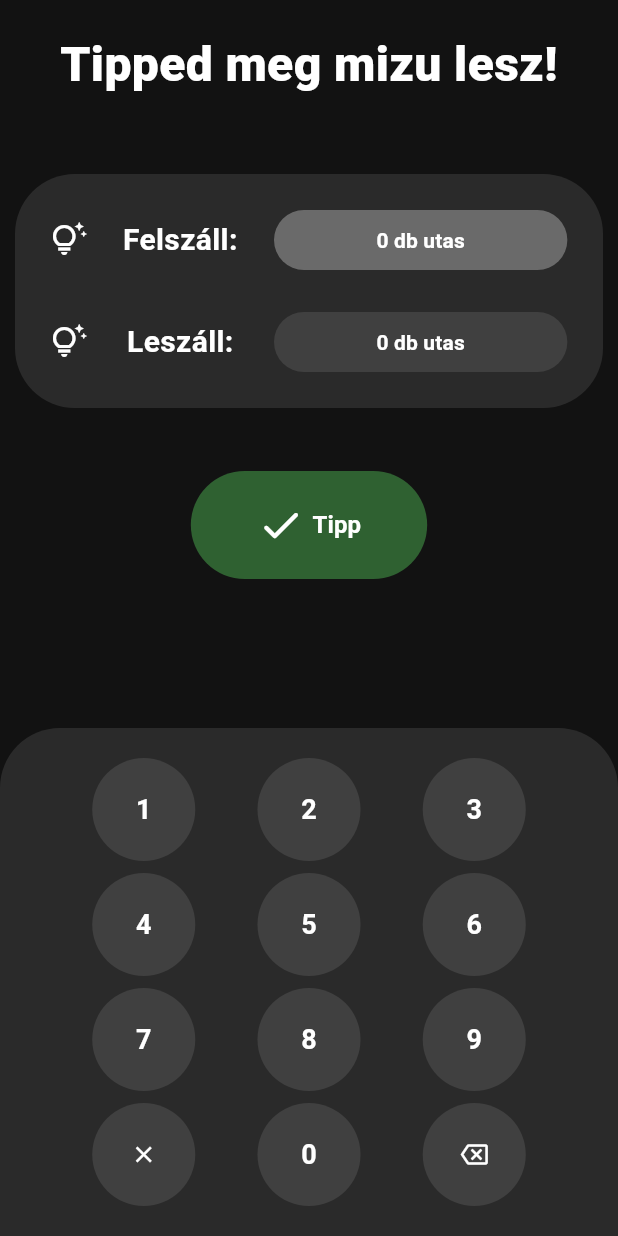
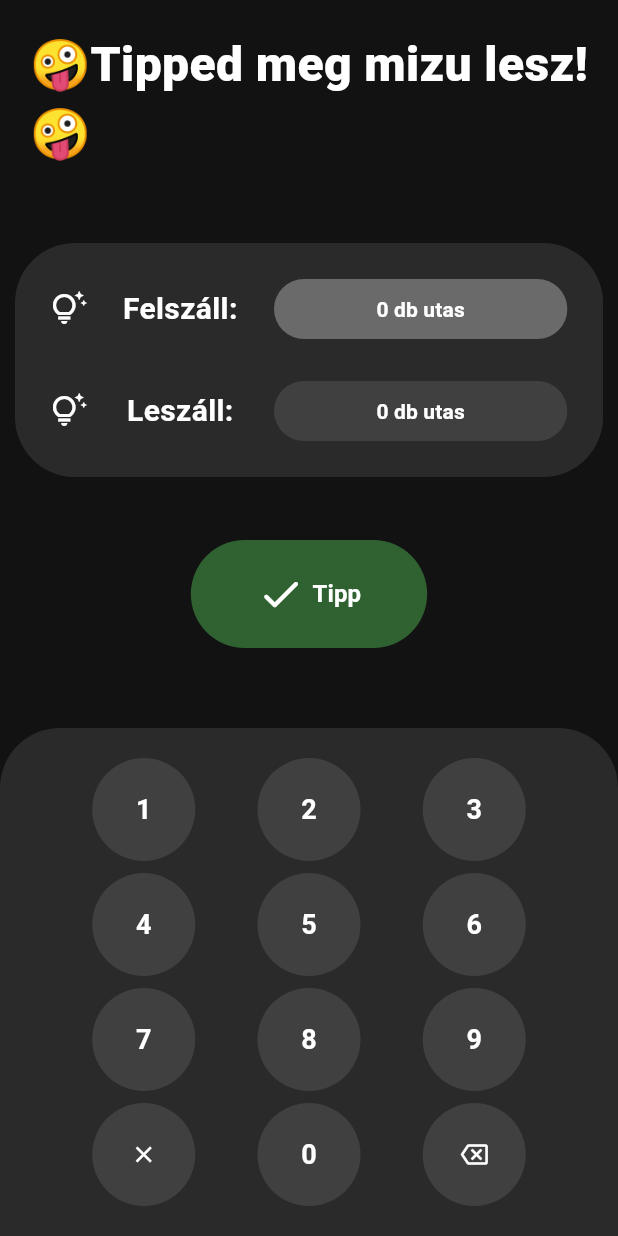
Before and after one commit to domedav/BuszMix, a Flutter app: the screen it shows after launch, on a phone screen of 412 x 824 dp. Run offline on Flutter 3.47's test engine with Material 3 defaults, Android fonts, the phone set to English and light mode, and no system bars; our stand-ins replace shared_preferences; Roboto replaces fonts that are missing (Noto Color Emoji).

Commit message:
state save, emojis

```diff
--- /dev/null
+++ b/lib/emojirich_text.dart
@@ -0,0 +1,67 @@
+import 'package:flutter/material.dart';
+
+class EmojiRichText extends StatelessWidget {
+  final String text;
+  final TextStyle defaultStyle;
+  final TextStyle emojiStyle;
+  const EmojiRichText({super.key, required this.text, required this.defaultStyle, required this.emojiStyle});
+
+  List<EmojiRichTextHelper> getSeparatedText(){
+    List<EmojiRichTextHelper> construct = [];
+    final chars = text.characters;
+
+    bool flip = false;
+    String str = "";
+
+    for (var char in chars){
+      if(flip ? isEmoji(char) : !isEmoji(char)){
+        str += char;
+      }
+      else{
+        construct.add(EmojiRichTextHelper(text: str, isEmoji: flip));
+        str = "";
+        flip = !flip;
+
+        str += char;
+      }
+    }
+    if(str.isNotEmpty){
+      construct.add(EmojiRichTextHelper(text: str, isEmoji: flip));
+    }
+
+    return construct;
+  }
+
+  @override
+  Widget build(BuildContext context) {
+    final List<TextSpan> textSpans = [];
+    final textHelper = getSeparatedText();
+
+
+    for(var txtHelper in textHelper){
+      textSpans.add(TextSpan(
+        text: txtHelper.text,
+        style: txtHelper.isEmoji ? emojiStyle : defaultStyle,
+      ));
+    }
+
+    return Text.rich(
+        TextSpan(
+            children: textSpans
+        )
+    );
+  }
+
+  // Check if the given Unicode code points represent an emoji
+  bool isEmoji(String str){
+    final hungarianAndAsciiRegex = RegExp(r"[\x00-\x7FáéíóöőúüűÁÉÍÓÖŐÚÜŰ]");
+
+    return !hungarianAndAsciiRegex.hasMatch(str);
+  }
+}
+
+class EmojiRichTextHelper{
+  final String text;
+  final bool isEmoji;
+  const EmojiRichTextHelper({required this.text, required this.isEmoji});
+}
--- a/lib/mainscreen.dart
+++ b/lib/mainscreen.dart
@@ -6,6 +6,8 @@ import 'package:flutter/material.dart';
 import 'package:flutter/services.dart';
 import 'package:flutter/widgets.dart';
 import 'package:shared_preferences/shared_preferences.dart';
+
+import 'emojirich_text.dart';
 
 class MainScreen extends StatefulWidget {
   const MainScreen({super.key});
@@ -37,8 +39,10 @@ class _MainScreenState extends State<MainScreen>{
 
     Future.delayed(Duration.zero, ()async{
       final num = await getInt('guessStreak');
+      final num2 = await getInt('showBlur');
       setState(() {
         guessStreak = num ?? 0;
+        showBlur = num2 == null || num2 == 0 ? false : true;
       });
     });
   }
@@ -48,6 +52,7 @@ class _MainScreenState extends State<MainScreen>{
     setState(() {
       showBlur = true;
     });
+    saveInt('showBlur', 1);
   }
 
   void mixGuessResult(bool win){
@@ -58,6 +63,7 @@ class _MainScreenState extends State<MainScreen>{
       guessLeaves = 0;
       guessEnters = 0;
       showBlur = false;
+      saveInt('showBlur', 0);
       if(win){
         guessStreak++;
         saveInt('guessStreak', guessStreak);
@@ -136,12 +142,15 @@ class _MainScreenState extends State<MainScreen>{
                         const Center(
                           child: Padding(
                             padding: EdgeInsets.all(20),
-                            child: Text(
-                              'Tipped meg mizu lesz!',
-                              textAlign: TextAlign.center,
-                              style: TextStyle(
-                                fontSize: 32,
-                                fontWeight: FontWeight.w900
+                            child: EmojiRichText(
+                              text: '🤪Tipped meg mizu lesz!🤪',
+                              defaultStyle: TextStyle(
+                                fontWeight: FontWeight.w900,
+                                fontSize: 32.0,
+                              ),
+                              emojiStyle: TextStyle(
+                                  fontSize: 32.0,
+                                  fontFamily: "Noto Color Emoji"
                               ),
                             ),
                           ),
@@ -201,13 +210,17 @@ class _MainScreenState extends State<MainScreen>{
                           visible: guessStreak > 0,
                           child: Padding(
                             padding: const EdgeInsets.symmetric(vertical: 12, horizontal: 15),
-                            child: Text(
-                              'Tipp streak: $guessStreak',
-                              textAlign: TextAlign.center,
-                              style: const TextStyle(
+                            child: EmojiRichText(
+                              text: '🔥 Tipp streak: $guessStreak 🔥',
+                              defaultStyle: const TextStyle(
                                 color: Colors.orangeAccent,
-                                fontSize: 22,
-                                fontWeight: FontWeight.w800
+                                fontWeight: FontWeight.w800,
+                                fontSize: 22.0,
+                              ),
+                              emojiStyle: const TextStyle(
+                                  color: Colors.orangeAccent,
+                                  fontSize: 22.0,
+                                  fontFamily: "Noto Color Emoji"
                               ),
                             ),
                           ),
@@ -244,12 +257,15 @@ class _MainScreenState extends State<MainScreen>{
                     crossAxisAlignment: CrossAxisAlignment.center,
                     mainAxisSize: MainAxisSize.min,
                     children: [
-                      const Text(
-                        'Na, bejött?',
-                        textAlign: TextAlign.center,
-                        style: TextStyle(
+                      const EmojiRichText(
+                        text: '🙉 Na bejött? 🫣',
+                        defaultStyle: TextStyle(
                           fontWeight: FontWeight.w800,
-                          fontSize: 32
+                          fontSize: 32.0,
+                        ),
+                        emojiStyle: TextStyle(
+                            fontSize: 32.0,
+                            fontFamily: "Noto Color Emoji"
                         ),
                       ),
                       const SizedBox(height: 30),
@@ -261,7 +277,7 @@ class _MainScreenState extends State<MainScreen>{
                           const Icon(Icons.tips_and_updates_rounded),
                           const SizedBox(width: 8),
                           Text(
-                            'Felszáll: $guessEnters ember',
+                            'Felszállt: $guessEnters ember',
                             textAlign: TextAlign.center,
                             style: const TextStyle(
                                 fontSize: 14,
@@ -279,7 +295,7 @@ class _MainScreenState extends State<MainScreen>{
                           const Icon(Icons.tips_and_updates_rounded),
                           const SizedBox(width: 8),
                           Text(
-                            'Leszáll: $guessLeaves ember',
+                            'Leszállt: $guessLeaves ember',
                             textAlign: TextAlign.center,
                             style: const TextStyle(
                                 fontSize: 14,
@@ -307,14 +323,17 @@ class _MainScreenState extends State<MainScreen>{
                               decoration: const BoxDecoration(
                                   borderRadius: BorderRadius.all(Radius.circular(20))
                               ),
-                              child: const Text(
-                                'Nem',
-                                textAlign: TextAlign.center,
-                                style: TextStyle(
-                                    fontSize: 16,
-                                    fontWeight: FontWeight.w700
+                              child: const EmojiRichText(
+                                text: '🙄 Nem 🙄',
+                                defaultStyle: TextStyle(
+                                  fontWeight: FontWeight.w800,
+                                  fontSize: 16.0,
                                 ),
-                              )
+                                emojiStyle: TextStyle(
+                                    fontSize: 16.0,
+                                    fontFamily: "Noto Color Emoji"
+                                ),
+                              ),
                             )
                           ),
                           FilledButton(
@@ -330,14 +349,17 @@ class _MainScreenState extends State<MainScreen>{
                                   decoration: const BoxDecoration(
                                       borderRadius: BorderRadius.all(Radius.circular(20))
                                   ),
-                                  child: const Text(
-                                    'Igen',
-                                    textAlign: TextAlign.center,
-                                    style: TextStyle(
-                                        fontSize: 16,
-                                        fontWeight: FontWeight.w700
+                                  child: const EmojiRichText(
+                                    text: '🤩 Igen 🤩',
+                                    defaultStyle: TextStyle(
+                                      fontWeight: FontWeight.w800,
+                                      fontSize: 16.0,
                                     ),
-                                  )
+                                    emojiStyle: TextStyle(
+                                        fontSize: 16.0,
+                                        fontFamily: "Noto Color Emoji"
+                                    ),
+                                  ),
                               )
                           ),
                         ],
```
